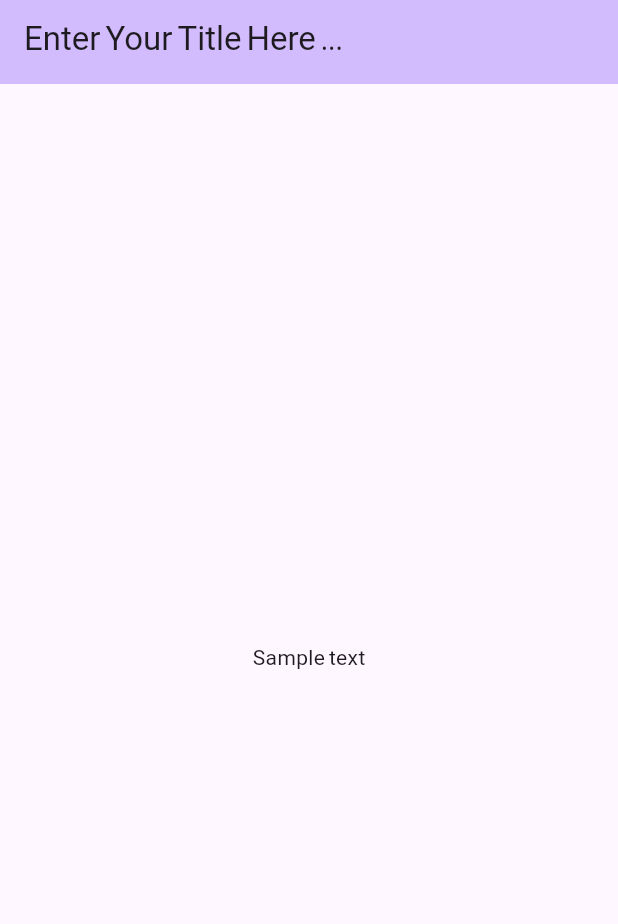
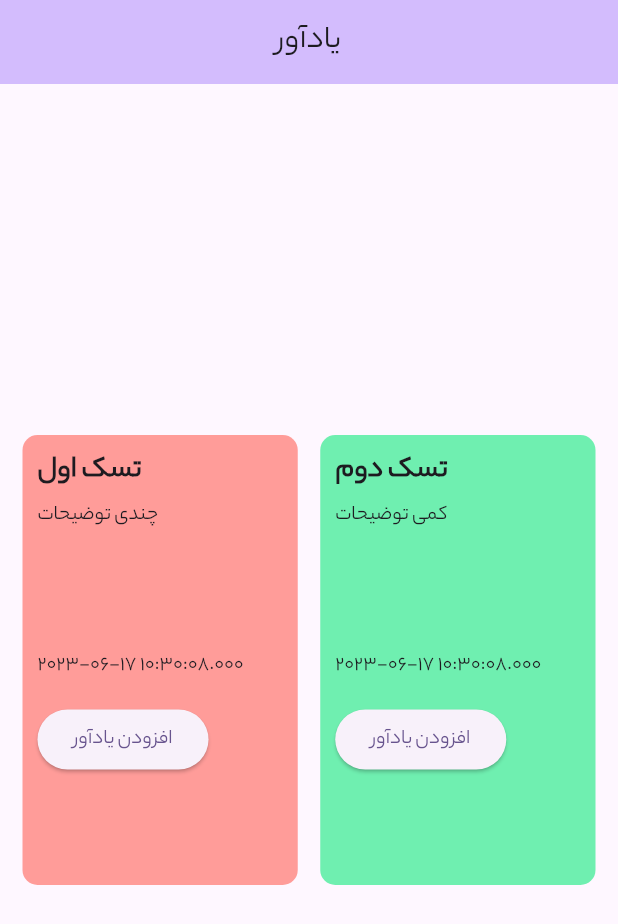
Before and after one commit to jimpatrick/test_features, a Flutter app: the MyHomePage screen opened directly, on a phone screen of 412 x 824 dp. Shown: the top 924 px of the screen. Run offline on Flutter 3.47's test engine with Material 2 defaults, Android fonts, the phone set to English and light mode, and no system bars; our stand-ins replace date_field, flutter_local_notifications, flutter_timezone, timezone.

Commit message:
Reminder with time and date picker with local notification

```diff
--- a/lib/main.dart
+++ b/lib/main.dart
@@ -1,27 +1,42 @@
+import 'dart:io';
+
 import 'package:flutter/material.dart';
+import 'package:test_feature/note_thumbnail.dart';
+import 'package:test_feature/notification.dart';
 
-void main() {
+void main() async {
+  WidgetsFlutterBinding.ensureInitialized();
+  await NotificationService().init();
+  if (Platform.isAndroid) {
+    await NotificationService().requestAndroidPermissions();
+  }
+  if (Platform.isIOS) {
+    await NotificationService().requestIOSPermissions();
+  }
   runApp(const MyApp());
 }
 
 class MyApp extends StatelessWidget {
   const MyApp({super.key});
+
   @override
   Widget build(BuildContext context) {
     return MaterialApp(
-      title: 'Flutter',
+      title: 'My Note Alarm',
+      debugShowCheckedModeBanner: false,
       theme: ThemeData(
         fontFamily: 'YekanBakhFaNumRegular',
         colorScheme: ColorScheme.fromSeed(seedColor: Colors.deepPurple),
         useMaterial3: true,
       ),
-      home: const MyHomePage(title: 'Enter Your Title Here ...'),
+      home: const MyHomePage(title: 'یادآور'),
     );
   }
 }
 
 class MyHomePage extends StatefulWidget {
   const MyHomePage({super.key, required this.title});
+
   final String title;
 
   @override
@@ -29,22 +44,38 @@ class MyHomePage extends StatefulWidget {
 }
 
 class _MyHomePageState extends State<MyHomePage> {
-
   @override
   Widget build(BuildContext context) {
     return Scaffold(
       appBar: AppBar(
         backgroundColor: Theme.of(context).colorScheme.inversePrimary,
+        centerTitle: true,
         title: Text(widget.title),
       ),
       body: const Center(
-        child: Column(
-          mainAxisAlignment: MainAxisAlignment.center,
-          children: <Widget>[
-            Text(
-              'Sample text',
-            ),
-          ],
+        child: SingleChildScrollView(
+          padding: EdgeInsets.all(15),
+          child: Column(
+            children: [
+              Row(
+                children: [
+                  Expanded(
+                      child: NoteThumbnail(
+                          id: 1,
+                          color: Color(0xFFFF9C99),
+                          title: "تسک اول",
+                          content: "چندی توضیحات")),
+                  SizedBox(width: 15),
+                  Expanded(
+                      child: NoteThumbnail(
+                          id: 2,
+                          color: Color(0xFF6fefb0),
+                          title: "تسک دوم",
+                          content: "کمی توضیحات")),
+                ],
+              )
+            ],
+          ),
         ),
       ),
     );
--- /dev/null
+++ b/lib/note_thumbnail.dart
@@ -0,0 +1,122 @@
+import 'package:date_field/date_field.dart';
+import 'package:flutter/material.dart';
+import 'package:test_feature/notification.dart';
+
+class NoteThumbnail extends StatefulWidget {
+  const NoteThumbnail(
+      {Key? key,
+      required this.id,
+      required this.color,
+      required this.title,
+      required this.content})
+      : super(key: key);
+
+  final int id;
+  final Color color;
+  final String title;
+  final String content;
+
+  @override
+  State<NoteThumbnail> createState() => _NoteThumbnailState();
+}
+
+class _NoteThumbnailState extends State<NoteThumbnail> {
+  DateTime selectedDate = DateTime.now();
+  DateTime fullDate = DateTime.now();
+  final NotificationService _notificationService = NotificationService();
+
+  // Future<DateTime> _selectDate(BuildContext context) async {
+  //   final date = await showDatePicker(
+  //     context: context,
+  //     fieldLabelText: "hello",
+  //     firstDate: DateTime(1900),
+  //     initialDate: selectedDate,
+  //     lastDate: DateTime(2100),
+  //   );
+  //   if (date != null) {
+  //     final time = await timePicker(date);
+  //     if (time != null) {
+  //       setState(() {
+  //         DateTimeField(onDateSelected: (DateTime value) {
+  //           selectedDate = value;
+  //         }, selectedDate: selectedDate);
+  //       });
+  //       await _notificationService.scheduleNotifications(
+  //           id: widget.id,
+  //           title: widget.title,
+  //           body: widget.content,
+  //           time: fullDate);
+  //     }
+  //     return selectedDate;
+  //   } else {
+  //     return selectedDate;
+  //   }
+  // }
+
+  Future<DateTime> _selectDate(BuildContext context) async {
+    final date = await showDatePicker(
+        context: context,
+        firstDate: DateTime(1900),
+        initialDate: selectedDate,
+        lastDate: DateTime(2100));
+    if (date != null) {
+      final time = await timePicker(date);
+      if (time != null) {
+        setState(() {
+          fullDate = DateTime(selectedDate.year, selectedDate.month, selectedDate.day, time.hour, time.minute);
+        });
+        await _notificationService.scheduleNotifications(
+                    id: widget.id,
+                    title: widget.title,
+                    body: widget.content,
+                    time: fullDate);
+      }
+      return DateTime(selectedDate.year, selectedDate.month, selectedDate.day, time!.hour, time.minute);
+    } else {
+      return selectedDate;
+    }
+  }
+
+  Future<TimeOfDay?> timePicker(DateTime date) async {
+    TimeOfDay? dateTime = await showTimePicker(
+      initialTime: TimeOfDay.fromDateTime(selectedDate),
+      context: context,
+    );
+    return dateTime;
+  }
+
+  @override
+  Widget build(BuildContext context) {
+    return Container(
+      height: 300,
+      decoration: BoxDecoration(
+        color: widget.color,
+        borderRadius: BorderRadius.circular(10.0),
+      ),
+      padding: const EdgeInsets.all(10),
+      child: Column(
+        crossAxisAlignment: CrossAxisAlignment.start,
+        children: [
+          Text(
+            widget.title,
+            style: const TextStyle(fontWeight: FontWeight.bold, fontSize: 20),
+          ),
+          const SizedBox(
+            height: 5,
+          ),
+          Text(widget.content),
+          const SizedBox(
+            height: 80,
+          ),
+          Text(fullDate.toString()),
+          const SizedBox(
+            height: 15,
+          ),
+          ElevatedButton(
+              onPressed: () => _selectDate(context),
+              child: const Text("افزودن یادآور"))
+        ],
+      ),
+    );
+  }
+}
--- a/pubspec.yaml
+++ b/pubspec.yaml
@@ -12,6 +12,10 @@ dependencies:
   flutter:
     sdk: flutter
   cupertino_icons: ^1.0.2
+  flutter_local_notifications: ^14.1.1
+  timezone: ^0.9.2
+  date_field: ^3.0.5
+  flutter_timezone: ^1.0.6
 
 dev_dependencies:
   flutter_test:
```
Also changed, not shown: lib/notification.dart (added, +133 -0 lines), pubspec.lock, 5 other files.
